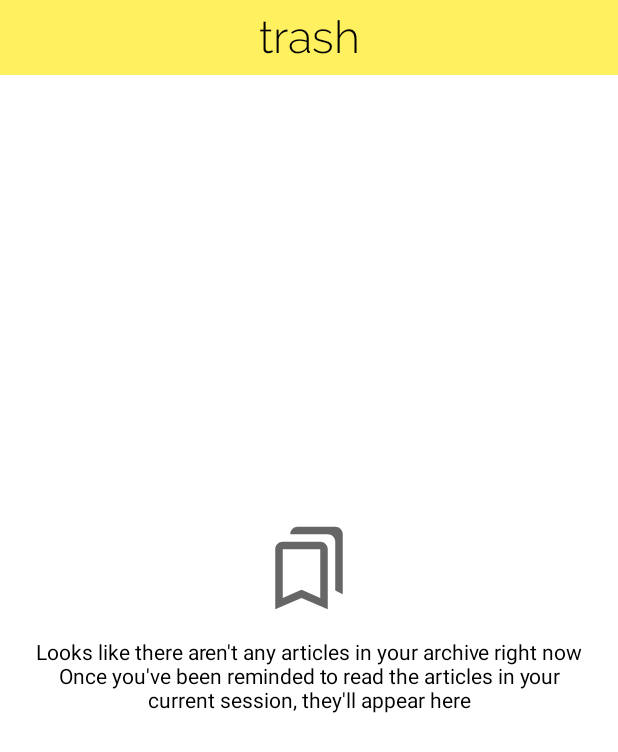
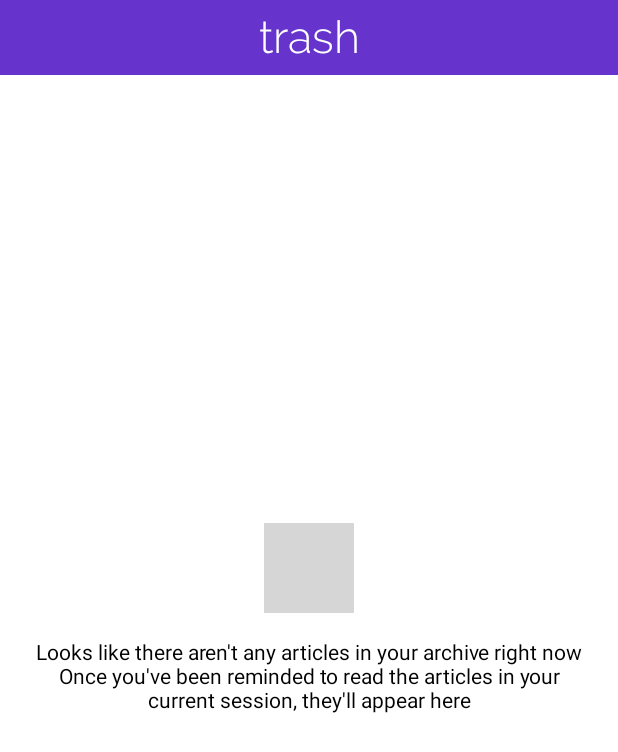
Before and after one commit to Sayan-11/Netsips-App, an Android app: the layout activity_trash.xml on its own in the app's theme, with its tools: preview values and no code run, on a phone screen of 412 x 824 dp. Shown: the top 752 px of the screen. Run offline under Robolectric (Android 15) with nearby library versions, the phone set to English and light mode, and no system bars; grey boxes are pictures that could not be loaded.

Commit message:
Trash Complete

```diff
--- a/app/src/main/res/drawable/outline_bookmarks_24.xml
+++ /dev/null
@@ -1,10 +0,0 @@
-<vector xmlns:android="http://schemas.android.com/apk/res/android"
-    android:width="24dp"
-    android:height="24dp"
-    android:tint="?attr/colorControlNormal"
-    android:viewportWidth="24"
-    android:viewportHeight="24">
-    <path
-        android:fillColor="@android:color/white"
-        android:pathData="M15,7v12.97l-4.21,-1.81 -0.79,-0.34 -0.79,0.34L5,19.97L5,7h10m4,-6L8.99,1C7.89,1 7,1.9 7,3h10c1.1,0 2,0.9 2,2v13l2,1L21,3c0,-1.1 -0.9,-2 -2,-2zM15,5L5,5c-1.1,0 -2,0.9 -2,2v16l7,-3 7,3L17,7c0,-1.1 -0.9,-2 -2,-2z" />
-</vector>
--- a/app/src/main/res/layout/activity_delete.xml
+++ b/app/src/main/res/layout/activity_trash.xml
@@ -22,11 +22,11 @@
             android:id="@+id/archive_text"
             android:layout_width="match_parent"
             android:layout_height="50dp"
-            android:background="#FFF060"
+            android:background="@color/colorPrimary"
             android:fontFamily="@font/raleway_light"
             android:gravity="center"
             android:text="@string/navigation_delete"
-            android:textColor="@color/black"
+            android:textColor="@color/colorLoginBackground"
             android:textSize="30sp"
             app:layout_constraintEnd_toEndOf="parent"
             app:layout_constraintStart_toStartOf="parent"
--- a/app/src/main/res/layout/fragment_home.xml
+++ b/app/src/main/res/layout/fragment_home.xml
@@ -27,8 +27,9 @@
         <TextView
             android:id="@+id/current_session_text"
             android:layout_width="match_parent"
-            android:layout_height="50dp"
+            android:layout_height="60dp"
             android:paddingLeft="15dp"
+            android:background="@color/colorLoginBackground"
             android:drawableStart="@drawable/icon_size"
             android:fontFamily="@font/raleway_light"
             android:gravity="center"
--- a/app/src/main/res/menu/bottom_navigation_menu.xml
+++ b/app/src/main/res/menu/bottom_navigation_menu.xml
@@ -3,7 +3,7 @@
 
     <item
         android:id="@+id/searchFragment"
-        android:icon="@drawable/ic_tags_black"
+        android:icon="@drawable/ic_tag"
         android:title="" />
 
     <item
```
